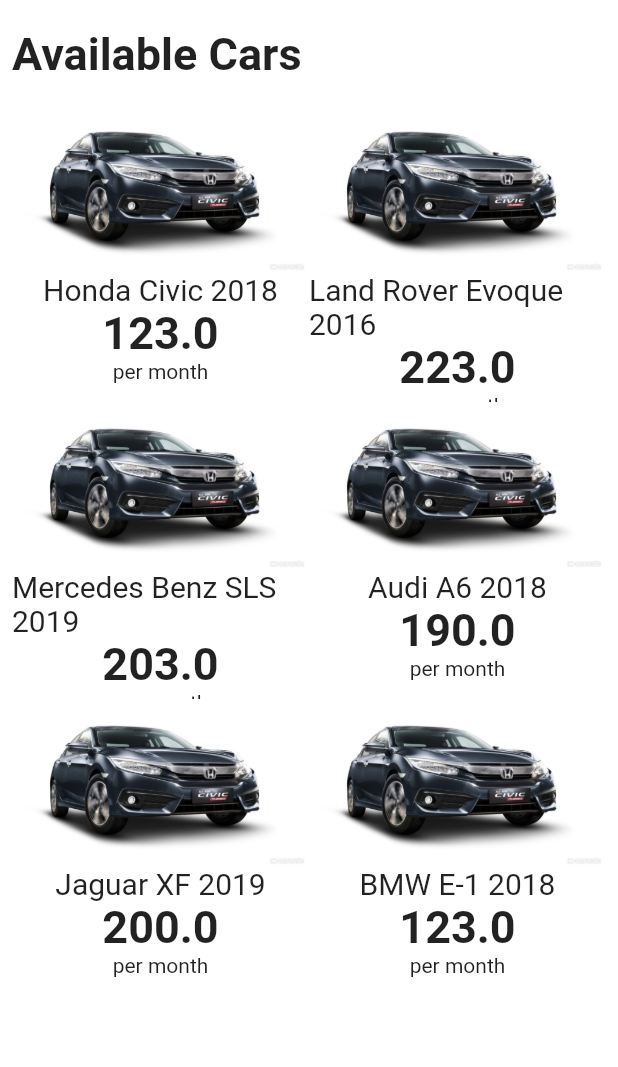
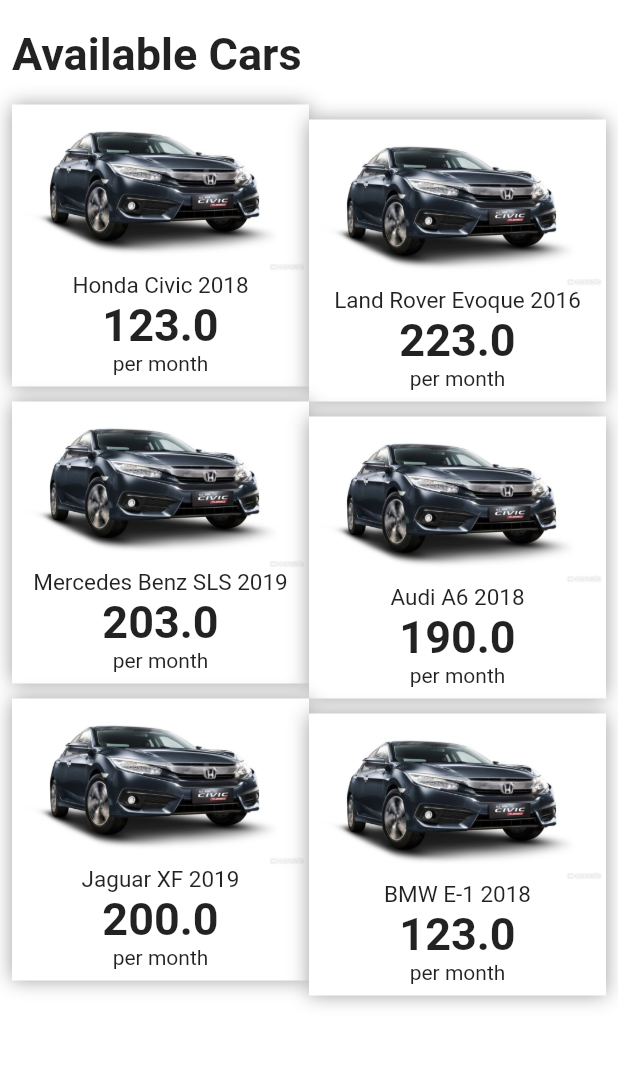
Before and after one commit to firasmalik/okCar, a Flutter app: the screen it shows after launch, on a phone screen of 412 x 824 dp, the part 68-1135 px from its top. Run offline on Flutter 3.47's test engine with Material 2 defaults, Android fonts, the phone set to English and light mode, and no system bars.

```diff
--- a/lib/utils/utils.dart
+++ b/lib/utils/utils.dart
@@ -7,4 +7,4 @@ const MainHeading=TextStyle(
 const SubHeading=TextStyle(fontWeight:FontWeight.bold,fontSize: 30);
 
 
-const BasicHeading=TextStyle(fontSize: 20);
+const BasicHeading=TextStyle(fontSize: 15);
--- a/lib/widgets/cars_grid.dart
+++ b/lib/widgets/cars_grid.dart
@@ -6,14 +6,28 @@ class CarsGrid extends StatelessWidget {
   @override
   Widget build(BuildContext context) {
     return GridView.builder(
+      physics:ScrollPhysics(),
       shrinkWrap:true,
       itemCount:allCars.cars.length ,
       itemBuilder: (ctx,i)=>Container(
+      margin:EdgeInsets.only(top:i.isEven?0:10,bottom:i.isEven?10:0),
+      decoration:BoxDecoration(
+      color:Theme.of(context).primaryColor,
+          boxShadow:[
+            BoxShadow(
+              color:Colors.grey,
+              blurRadius: 10
+            )
+
+      ]
+      ),
       child:Column(
         children: [
           Image.asset(allCars.cars[i].path),
           Text(allCars.cars[i].title,
               style:BasicHeading),
+
+
           Text(allCars.cars[i].price.toString(),
           style:SubHeading),
           Text("per month")
--- a/pubspec.yaml
+++ b/pubspec.yaml
@@ -43,7 +43,7 @@ flutter:
 
   # To add assets to your application, add an assets section, like this:
   assets:
-    - assets/
+    -  assets/
   #   - images/a_dot_ham.jpeg
   # An image asset can refer to one or more resolution-specific "variants", see
   # https://flutter.dev/assets-and-images/#resolution-aware.
```
